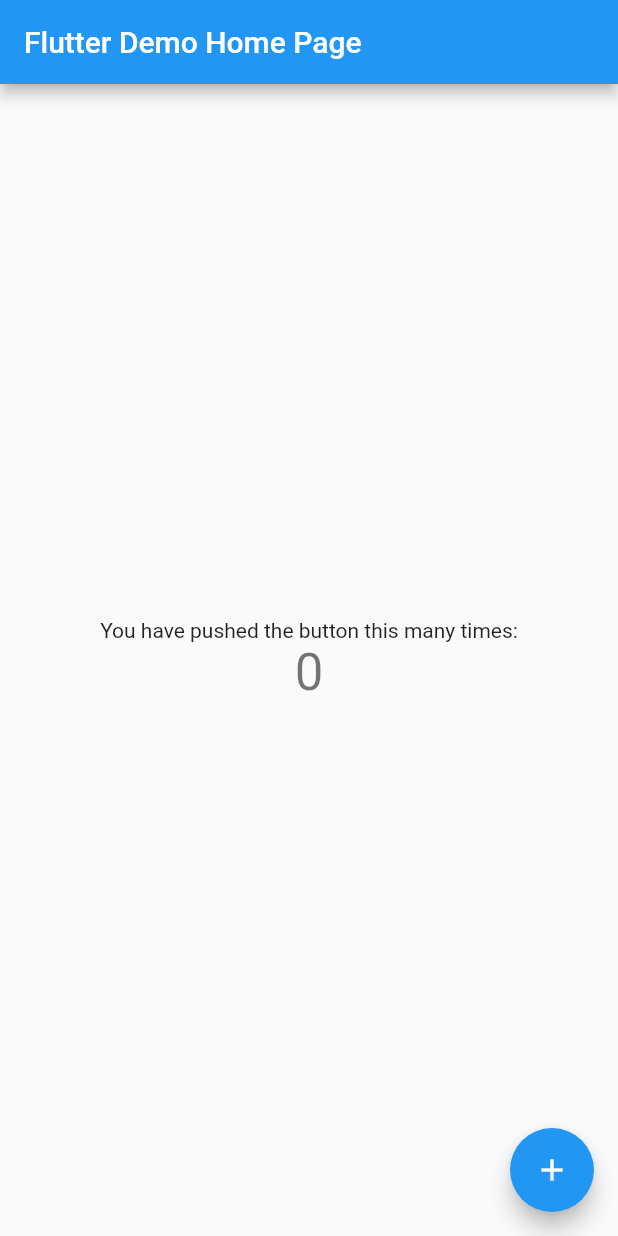
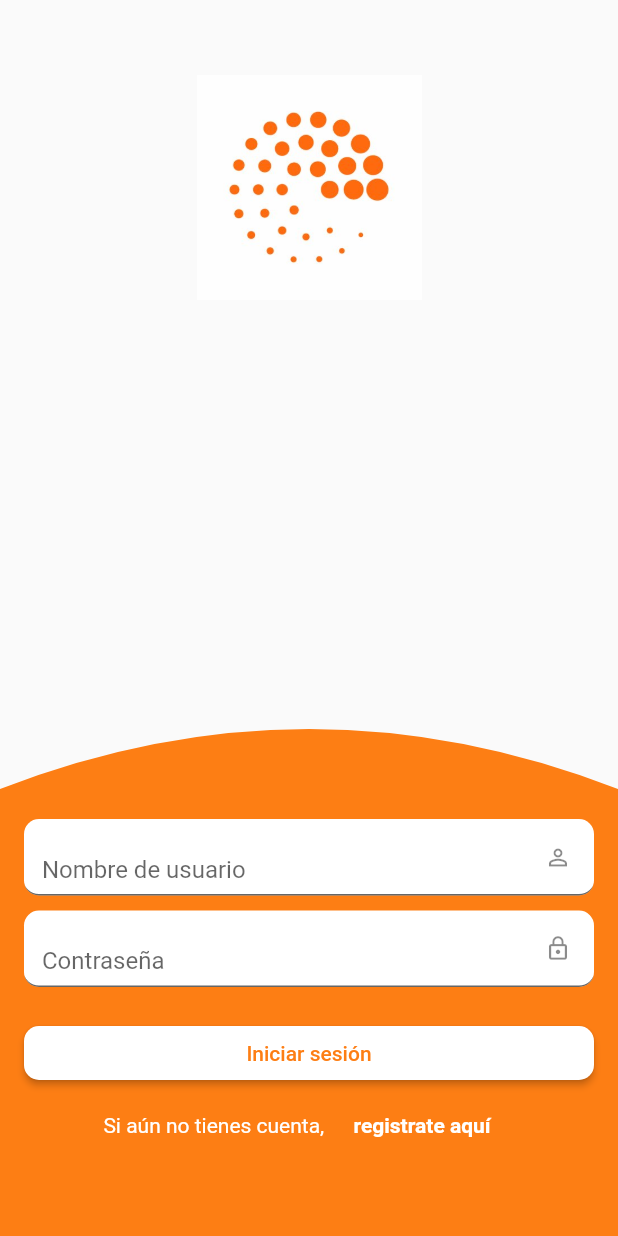
Before and after one commit to jocgomez/Evertec-prueba, a Flutter app: the screen it shows after launch, on a phone screen of 412 x 824 dp. Run offline on Flutter 3.47's test engine with Material 2 defaults, Android fonts, the phone set to English and light mode, and no system bars; our stand-ins replace cloud_firestore, flutter_custom_clippers; accounts and stored records are empty.

Commit message:
Login UI done
Keep constants to get icons
Constant decoration for textfields

```diff
--- a/lib/main.dart
+++ b/lib/main.dart
@@ -1,5 +1,6 @@
 import 'package:flutter/material.dart';
 import 'package:prueba_placeto_pay/routes.dart';
+import 'package:prueba_placeto_pay/view/utils/style.dart';
 
 void main() {
   runApp(MyApp());
@@ -10,113 +11,15 @@ class MyApp extends StatelessWidget {
   @override
   Widget build(BuildContext context) {
     return MaterialApp(
-      title: 'Flutter Demo',
+      title: 'Evertec test',
+      debugShowCheckedModeBanner: false,
       theme: ThemeData(
-        // This is the theme of your application.
-        //
-        // Try running your application with "flutter run". You'll see the
-        // application has a blue toolbar. Then, without quitting the app, try
-        // changing the primarySwatch below to Colors.green and then invoke
-        // "hot reload" (press "r" in the console where you ran "flutter run",
-        // or simply save your changes to "hot reload" in a Flutter IDE).
-        // Notice that the counter didn't reset back to zero; the application
-        // is not restarted.
-        primarySwatch: Colors.blue,
-        // This makes the visual density adapt to the platform that you run
-        // the app on. For desktop platforms, the controls will be smaller and
-        // closer together (more dense) than on mobile platforms.
+        primaryColor: StylesElements.colorPrimary,
+        cursorColor: StylesElements.colorPrimary,
         visualDensity: VisualDensity.adaptivePlatformDensity,
       ),
-      //home: HomePage());
       initialRoute: '/',
-      //Se establecen todas las rutas de la app en el sgt metodo
       routes: getApplicationRoutes(),
-      home: MyHomePage(title: 'Flutter Demo Home Page'),
     );
   }
 }
-
-class MyHomePage extends StatefulWidget {
-  MyHomePage({Key key, this.title}) : super(key: key);
-
-  // This widget is the home page of your application. It is stateful, meaning
-  // that it has a State object (defined below) that contains fields that affect
-  // how it looks.
-
-  // This class is the configuration for the state. It holds the values (in this
-  // case the title) provided by the parent (in this case the App widget) and
-  // used by the build method of the State. Fields in a Widget subclass are
-  // always marked "final".
-
-  final String title;
-
-  @override
-  _MyHomePageState createState() => _MyHomePageState();
-}
-
-class _MyHomePageState extends State<MyHomePage> {
-  int _counter = 0;
-
-  void _incrementCounter() {
-    setState(() {
-      // This call to setState tells the Flutter framework that something has
-      // changed in this State, which causes it to rerun the build method below
-      // so that the display can reflect the updated values. If we changed
-      // _counter without calling setState(), then the build method would not be
-      // called again, and so nothing would appear to happen.
-      _counter++;
-    });
-  }
-
-  @override
-  Widget build(BuildContext context) {
-    // This method is rerun every time setState is called, for instance as done
-    // by the _incrementCounter method above.
-    //
-    // The Flutter framework has been optimized to make rerunning build methods
-    // fast, so that you can just rebuild anything that needs updating rather
-    // than having to individually change instances of widgets.
-    return Scaffold(
-      appBar: AppBar(
-        // Here we take the value from the MyHomePage object that was created by
-        // the App.build method, and use it to set our appbar title.
-        title: Text(widget.title),
-      ),
-      body: Center(
-        // Center is a layout widget. It takes a single child and positions it
-        // in the middle of the parent.
-        child: Column(
-          // Column is also a layout widget. It takes a list of children and
-          // arranges them vertically. By default, it sizes itself to fit its
-          // children horizontally, and tries to be as tall as its parent.
-          //
-          // Invoke "debug painting" (press "p" in the console, choose the
-          // "Toggle Debug Paint" action from the Flutter Inspector in Android
-          // Studio, or the "Toggle Debug Paint" command in Visual Studio Code)
-          // to see the wireframe for each widget.
-          //
-          // Column has various properties to control how it sizes itself and
-          // how it positions its children. Here we use mainAxisAlignment to
-          // center the children vertically; the main axis here is the vertical
-          // axis because Columns are vertical (the cross axis would be
-          // horizontal).
-          mainAxisAlignment: MainAxisAlignment.center,
-          children: <Widget>[
-            Text(
-              'You have pushed the button this many times:',
-            ),
-            Text(
-              '$_counter',
-              style: Theme.of(context).textTheme.headline4,
-            ),
-          ],
-        ),
-      ),
-      floatingActionButton: FloatingActionButton(
-        onPressed: _incrementCounter,
-        tooltip: 'Increment',
-        child: Icon(Icons.add),
-      ), // This trailing comma makes auto-formatting nicer for build methods.
-    );
-  }
-}
--- a/lib/routes.dart
+++ b/lib/routes.dart
@@ -1,7 +1,8 @@
 import 'package:flutter/material.dart';
+import 'package:prueba_placeto_pay/view/pages/login.dart';
 
 Map<String, WidgetBuilder> getApplicationRoutes() => <String, WidgetBuilder>{
-      /* '/': (BuildContext context) => HomePage(), */
+      '/': (BuildContext context) => LoginPage(),
 /*       'alert': (BuildContext context) => AlertPage(),
       'avatar': (BuildContext context) => AvatarPage(),
       'card': (BuildContext context) => CardPage(),
--- /dev/null
+++ b/lib/view/pages/login.dart
@@ -0,0 +1,103 @@
+import 'package:cloud_firestore/cloud_firestore.dart';
+import 'package:flutter/material.dart';
+import 'package:flutter_custom_clippers/flutter_custom_clippers.dart';
+import 'package:prueba_placeto_pay/view/utils/globals.dart';
+import 'package:prueba_placeto_pay/view/utils/style.dart';
+
+class LoginPage extends StatefulWidget {
+  @override
+  _LoginPageState createState() => _LoginPageState();
+}
+
+class _LoginPageState extends State<LoginPage> {
+  bool isRegisterClicked = false;
+
+  @override
+  Widget build(BuildContext context) {
+    return Scaffold(
+      resizeToAvoidBottomPadding: true,
+      body: SingleChildScrollView(
+        child: Container(
+          height: MediaQuery.of(context).size.height,
+          child: Column(
+            crossAxisAlignment: CrossAxisAlignment.stretch,
+            mainAxisAlignment: MainAxisAlignment.spaceBetween,
+            children: <Widget>[
+              Container(
+                width: 150,
+                height: 150,
+                child: Image.asset('assets/ic_evertec.jpg'),
+                margin: EdgeInsets.all(50),
+              ),
+              ClipPath(
+                clipper: OvalTopBorderClipper(),
+                child: Container(
+                    padding:
+                        EdgeInsets.symmetric(horizontal: 16.0, vertical: 50.0),
+                    color: StylesElements.colorPrimary,
+                    child: Column(
+                      mainAxisAlignment: MainAxisAlignment.spaceBetween,
+                      crossAxisAlignment: CrossAxisAlignment.stretch,
+                      children: <Widget>[
+                        SizedBox(height: 10),
+                        TextField(
+                          keyboardType: TextInputType.emailAddress,
+                          decoration: StylesElements.textFieldDecoration(
+                              "Nombre de usuario", true, Globals.strUserIcon),
+                          onChanged: (value) {},
+                        ),
+                        SizedBox(height: 10),
+                        TextFormField(
+                          keyboardType: TextInputType.visiblePassword,
+                          obscureText: true,
+                          decoration: StylesElements.textFieldDecoration(
+                              "Contraseña", true, Globals.strPasswordIcon),
+                          onChanged: (value) {},
+                        ),
+                        SizedBox(height: 20),
+                        RaisedButton(
+                          child: Text(isRegisterClicked
+                              ? "Registrate"
+                              : "Iniciar sesión"),
+                          color: Colors.white,
+                          textColor: StylesElements.colorPrimary,
+                          shape: RoundedRectangleBorder(
+                              borderRadius: BorderRadius.circular(10)),
+                          onPressed: () {
+                            FocusScope.of(context).unfocus();
+                          },
+                        ),
+                        Row(
+                          mainAxisAlignment: MainAxisAlignment.center,
+                          children: <Widget>[
+                            Text(
+                              isRegisterClicked
+                                  ? "Si ya tienes una cuenta, "
+                                  : "Si aún no tienes cuenta, ",
+                              style: TextStyle(color: Colors.white),
+                            ),
+                            FlatButton(
+                                onPressed: () {
+                                  setState(() {
+                                    isRegisterClicked = !isRegisterClicked;
+                                  });
+                                },
+                                child: Text(
+                                    isRegisterClicked
+                                        ? "ingresa aquí"
+                                        : "registrate aquí",
+                                    style: TextStyle(
+                                        color: Colors.white,
+                                        fontWeight: FontWeight.bold)))
+                          ],
+                        )
+                      ],
+                    )),
+              )
+            ],
+          ),
+        ),
+      ),
+    );
+  }
+}
--- /dev/null
+++ b/lib/view/utils/globals.dart
@@ -0,0 +1,6 @@
+class Globals {
+  // Strings para los iconos
+  static String strEmailIcon = "email";
+  static String strUserIcon = "user";
+  static String strPasswordIcon = "password";
+}
--- a/lib/view/utils/style.dart
+++ b/lib/view/utils/style.dart
@@ -1,10 +1,37 @@
 import 'package:flutter/material.dart';
 
 class StylesElements {
+  // --- Colores
   static Color colorPrimary = new Color(0xFFfd7e14);
   static Color colorSecondary = new Color(0xFF0DD3AD);
 
   static Color colorSucces = new Color(0xFF28a745);
   static Color colorPending = new Color(0xFFffc107);
   static Color colorFail = new Color(0xFFdc3545);
+
+  // --- Iconos
+  static final _icons = <String, IconData>{
+    'email': Icons.mail_outline,
+    'password': Icons.lock_outline,
+    'user': Icons.person_outline
+  };
+  static Icon getIcon(String nombreIcono) {
+    return Icon(
+      _icons[nombreIcono],
+    );
+  }
+
+  // --- Estilo de los TextFields
+  static InputDecoration textFieldDecoration(
+      String labelText, bool withIcon, String iconText) {
+    return InputDecoration(
+        fillColor: Colors.white,
+        focusColor: Colors.white,
+        filled: true,
+        labelText: labelText,
+        alignLabelWithHint: true,
+        isDense: true,
+        border: UnderlineInputBorder(borderRadius: BorderRadius.circular(10)),
+        suffixIcon: withIcon ? getIcon(iconText) : null);
+  }
 }
```
Also changed, not shown: pubspec.yaml (+8 -6 lines), assets/ic_evertec.jpg (added), pubspec.lock, 9 other files.
